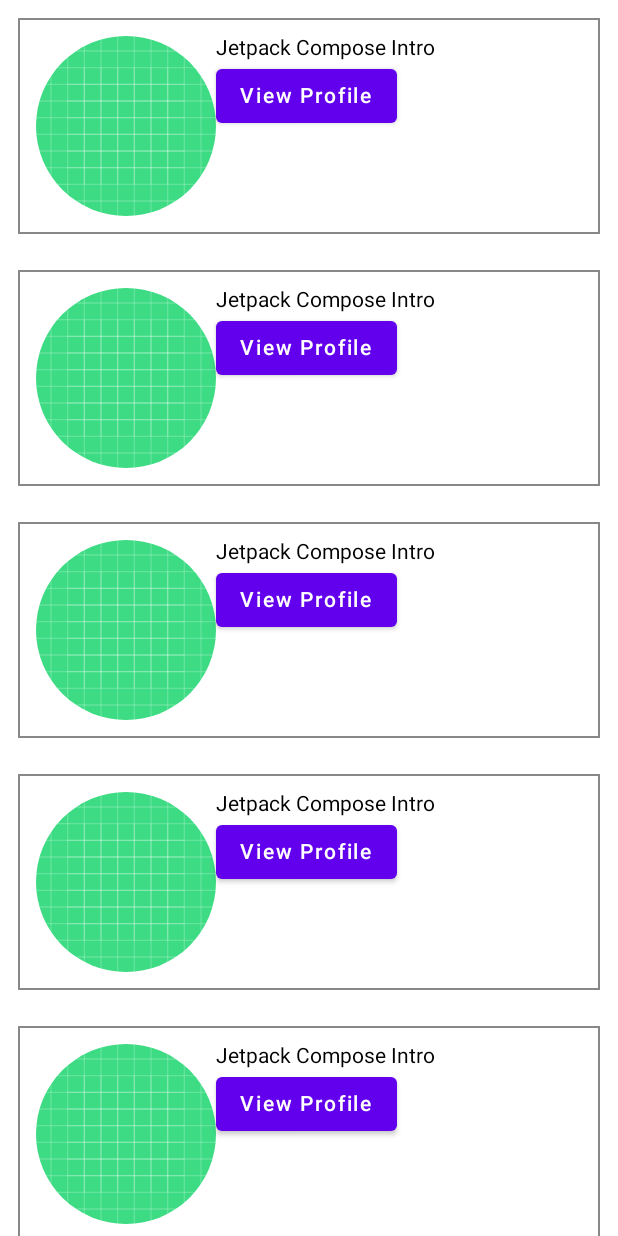
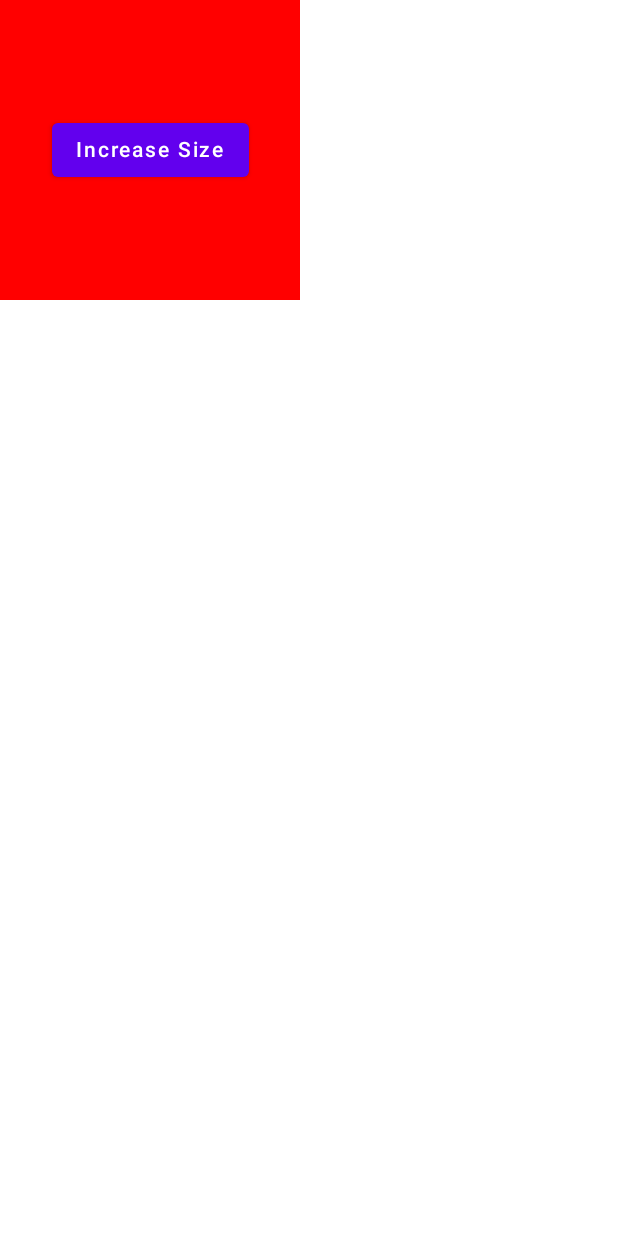
Before and after one commit to KalpeshDhupia/JetpackComposeIntro, an Android app built with Jetpack Compose: the screen it shows after launch (MainActivity), on a phone screen of 412 x 824 dp. Run offline under Robolectric (Android 15) with nearby library versions, the phone set to English and light mode, and no system bars.

```diff
--- a/app/src/main/java/com/example/jetpackcomposeintro/MainActivity.kt
+++ b/app/src/main/java/com/example/jetpackcomposeintro/MainActivity.kt
@@ -3,7 +3,11 @@ package com.example.jetpackcomposeintro
 import android.os.Bundle
 import androidx.activity.ComponentActivity
 import androidx.activity.compose.setContent
+import androidx.compose.animation.core.Spring
+import androidx.compose.animation.core.animateDpAsState
+import androidx.compose.animation.core.spring
 import androidx.compose.foundation.Image
+import androidx.compose.foundation.background
 import androidx.compose.foundation.border
 import androidx.compose.foundation.layout.*
 import androidx.compose.foundation.lazy.LazyColumn
@@ -11,7 +15,8 @@ import androidx.compose.foundation.lazy.items
 import androidx.compose.foundation.shape.CircleShape
 import androidx.compose.material.Button
 import androidx.compose.material.Text
-import androidx.compose.runtime.Composable
+import androidx.compose.runtime.*
+import androidx.compose.ui.Alignment
 import androidx.compose.ui.Modifier
 import androidx.compose.ui.draw.clip
 import androidx.compose.ui.graphics.Color
@@ -26,7 +31,24 @@ class MainActivity : ComponentActivity() {
         super.onCreate(savedInstanceState)
         setContent {
             //Title()
-            UserList()
+            //UserList()
+            var sizeState by remember {
+                mutableStateOf(200.dp)
+            }
+            val size by animateDpAsState(targetValue = sizeState, spring(
+                Spring.DampingRatioHighBouncy
+            ))
+            Box(
+                modifier = Modifier
+                    .size(size)
+                    .background(Color.Red), contentAlignment = Alignment.Center
+            ) {
+                Button(onClick = {
+                    sizeState += 50.dp
+                }) {
+                    Text("Increase Size")
+                }
+            }
         }
     }
 
```
